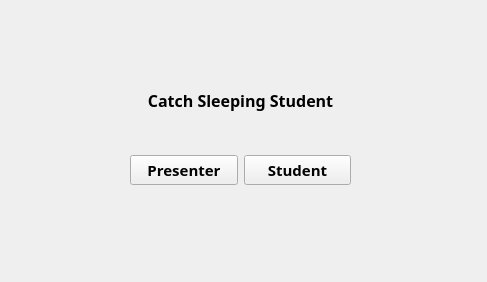
Above: CSS/CSS_Main.ui from theodore-choi/2021-1-ISECD-Team10 before the change. Below: the same form after it.
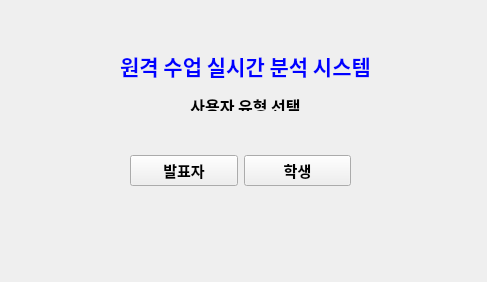
That is the form after the change.

What changed in the file:
```diff
--- a/CSS/CSS_Main.ui
+++ b/CSS/CSS_Main.ui
@@ -43,7 +43,7 @@
         </font>
        </property>
        <property name="text">
-        <string>Presenter</string>
+        <string>발표자</string>
        </property>
       </widget>
      </item>
@@ -58,7 +58,7 @@
         </font>
        </property>
        <property name="text">
-        <string>Student</string>
+        <string>학생</string>
        </property>
       </widget>
      </item>
@@ -67,9 +67,9 @@
    <widget class="QLabel" name="label_CSS">
     <property name="geometry">
      <rect>
-      <x>110</x>
-      <y>70</y>
-      <width>261</width>
+      <x>70</x>
+      <y>50</y>
+      <width>351</width>
       <height>61</height>
      </rect>
     </property>
@@ -82,7 +82,7 @@
      </font>
     </property>
     <property name="text">
-     <string>&lt;html&gt;&lt;head/&gt;&lt;body&gt;&lt;p align=&quot;center&quot;&gt;&lt;span style=&quot; font-size:12pt; font-weight:600;&quot;&gt;Catch Sleeping Student&lt;/span&gt;&lt;/p&gt;&lt;/body&gt;&lt;/html&gt;</string>
+     <string>&lt;html&gt;&lt;head/&gt;&lt;body&gt;&lt;p align=&quot;center&quot;&gt;&lt;span style=&quot; font-size:16pt; color:#0000ff;&quot;&gt;원격 수업 실시간 분석 시스템&lt;/span&gt;&lt;/p&gt;&lt;p align=&quot;center&quot;&gt;사용자 유형 선택&lt;/p&gt;&lt;/body&gt;&lt;/html&gt;</string>
     </property>
    </widget>
   </widget>
```
